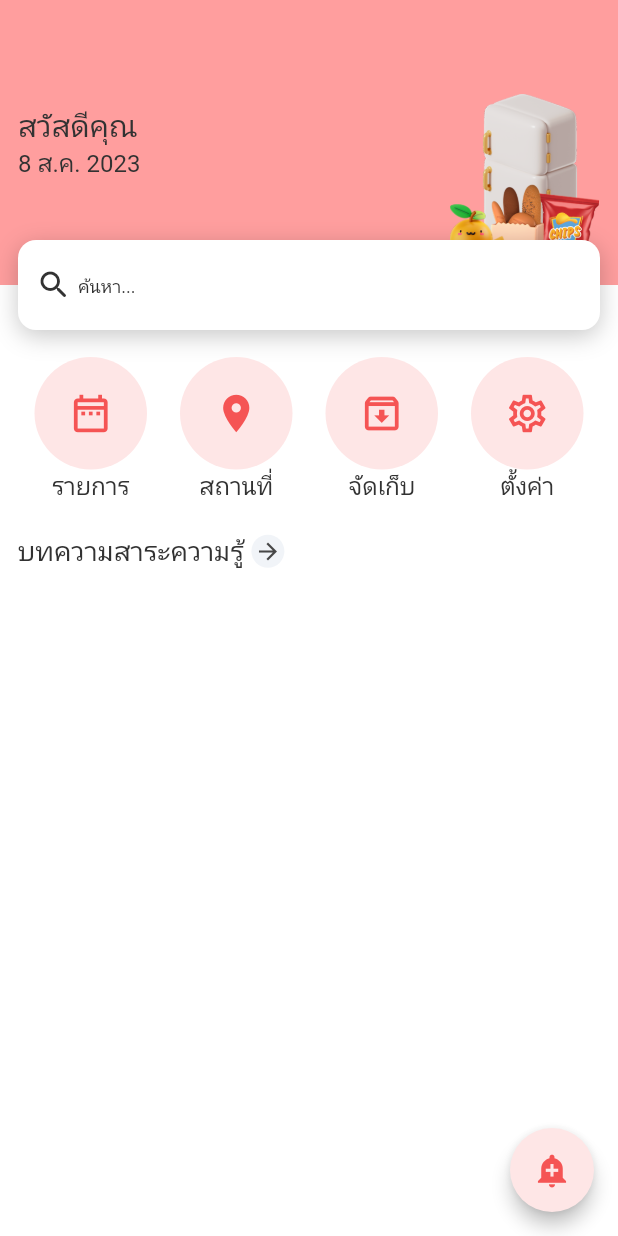
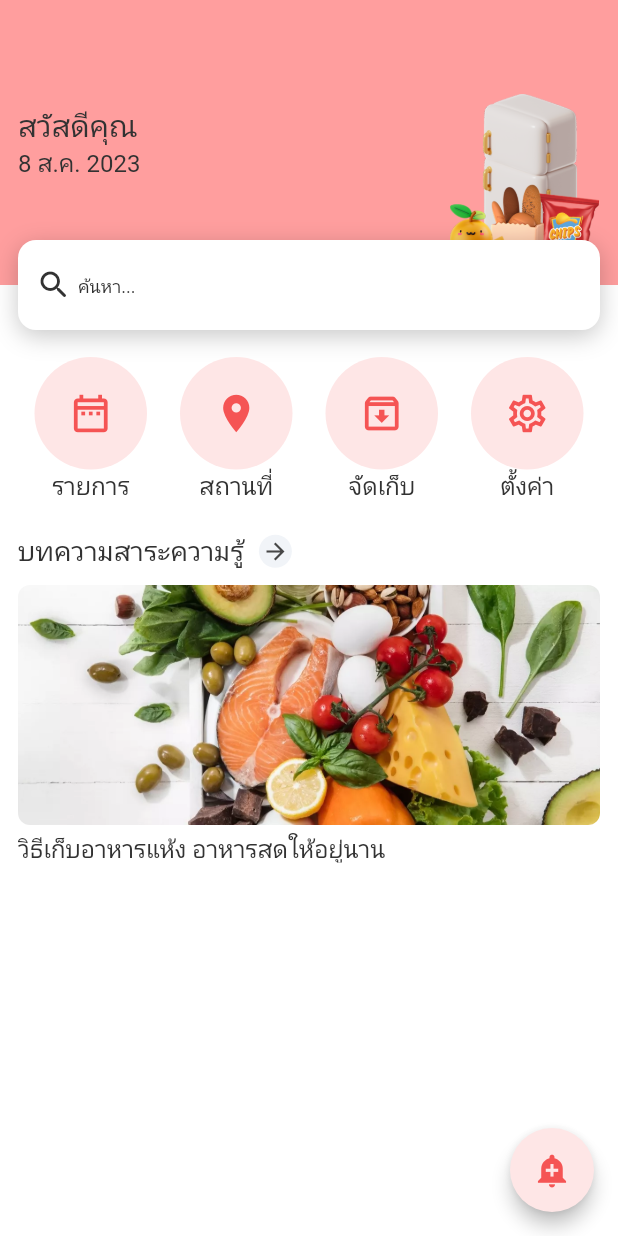
Before and after one commit to kittizz/food_expiration_app, a Flutter app: the screen it shows once a user with an empty profile is signed in, on a phone screen of 412 x 824 dp. Run offline on Flutter 3.47's test engine with Material 2 defaults, Android fonts, the phone set to English and light mode, and no system bars; drawn by our look-alikes of flutter_animate; our stand-ins replace auto_size_text, cloud_firestore, cloud_functions, dropdown_button2, easy_debounce, equatable and 19 more; missing offline and left inert: flutter_facebook_auth, json_path, mime_type; accounts and stored records are empty; network calls fail; Roboto replaces fonts that are missing (IBM Plex Sans Thai).

Commit message:
Updating to latest FlutterFlow output.

```diff
--- a/lib/authenticated/home/home_model.dart
+++ b/lib/authenticated/home/home_model.dart
@@ -1,5 +1,6 @@
 import '/auth/firebase_auth/auth_util.dart';
 import '/backend/api_requests/api_calls.dart';
+import '/component/blog_card/blog_card_widget.dart';
 import '/flutter_flow/flutter_flow_animations.dart';
 import '/flutter_flow/flutter_flow_icon_button.dart';
 import '/flutter_flow/flutter_flow_theme.dart';
@@ -17,13 +18,18 @@ class HomeModel extends FlutterFlowModel {
   final unfocusNode = FocusNode();
   // Stores action output result for [Backend Call - API (getUser)] action in Home widget.
   ApiCallResponse? apiResulturm;
+  // Model for BlogCard component.
+  late BlogCardModel blogCardModel;
 
   /// Initialization and disposal methods.
 
-  void initState(BuildContext context) {}
+  void initState(BuildContext context) {
+    blogCardModel = createModel(context, () => BlogCardModel());
+  }
 
   void dispose() {
     unfocusNode.dispose();
+    blogCardModel.dispose();
   }
 
   /// Action blocks are added here.
--- a/lib/authenticated/home/home_widget.dart
+++ b/lib/authenticated/home/home_widget.dart
@@ -1,5 +1,6 @@
 import '/auth/firebase_auth/auth_util.dart';
 import '/backend/api_requests/api_calls.dart';
+import '/component/blog_card/blog_card_widget.dart';
 import '/flutter_flow/flutter_flow_animations.dart';
 import '/flutter_flow/flutter_flow_icon_button.dart';
 import '/flutter_flow/flutter_flow_theme.dart';
@@ -434,7 +435,8 @@ class _HomeWidgetState extends State<HomeWidget> with TickerProviderStateMixin {
                   ),
                 ),
                 Padding(
-                  padding: EdgeInsetsDirectional.fromSTEB(12.0, 20.0, 0.0, 0.0),
+                  padding:
+                      EdgeInsetsDirectional.fromSTEB(12.0, 20.0, 0.0, 10.0),
                   child: InkWell(
                     splashColor: Colors.transparent,
                     focusColor: Colors.transparent,
@@ -464,7 +466,7 @@ class _HomeWidgetState extends State<HomeWidget> with TickerProviderStateMixin {
                         ),
                         Padding(
                           padding: EdgeInsetsDirectional.fromSTEB(
-                              5.0, 0.0, 0.0, 0.0),
+                              10.0, 0.0, 0.0, 0.0),
                           child: Container(
                             width: 22.0,
                             height: 22.0,
@@ -486,6 +488,14 @@ class _HomeWidgetState extends State<HomeWidget> with TickerProviderStateMixin {
                     ),
                   ),
                 ),
+                Padding(
+                  padding: EdgeInsetsDirectional.fromSTEB(12.0, 0.0, 12.0, 0.0),
+                  child: wrapWithModel(
+                    model: _model.blogCardModel,
+                    updateCallback: () => setState(() {}),
+                    child: BlogCardWidget(),
+                  ),
+                ),
               ],
             ),
           ),
--- a/lib/component/blog_card/blog_card_widget.dart
+++ b/lib/component/blog_card/blog_card_widget.dart
@@ -47,7 +47,11 @@ class _BlogCardWidgetState extends State<BlogCardWidget> {
   Widget build(BuildContext context) {
     context.watch<FFAppState>();
 
-    return Column(
+    return Container(
+      width: double.infinity,
+      height: 195.0,
+      decoration: BoxDecoration(),
+      child: Column(
         mainAxisSize: MainAxisSize.min,
         crossAxisAlignment: CrossAxisAlignment.start,
         children: [
@@ -75,6 +79,7 @@ class _BlogCardWidgetState extends State<BlogCardWidget> {
             ),
           ),
         ],
+      ),
     );
   }
 }
```
Lines whose indentation alone changed are shown as unchanged.
